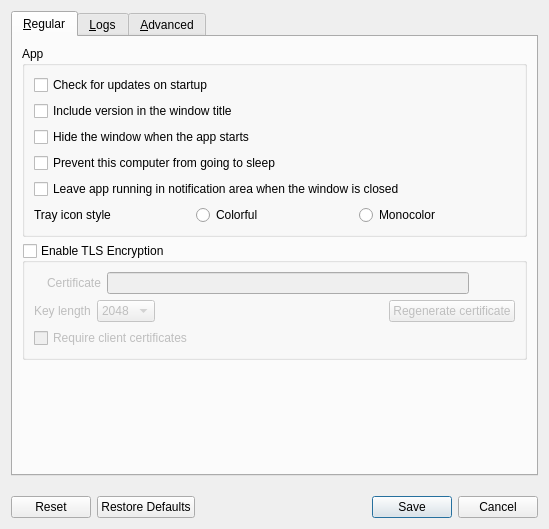
Before: the Qt Designer form src/lib/gui/dialogs/SettingsDialog.ui in deskflow/deskflow, drawn with Qt 5.
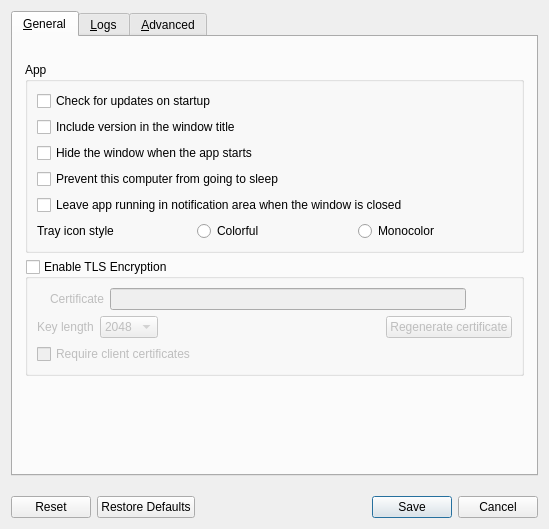
After: the same form once the commit is applied. Icons and pictures are not drawn.

Commit message: refactor: SettingsDialog rename regular tab to general

Diff of the .ui file:
```diff
--- a/src/lib/gui/dialogs/SettingsDialog.ui
+++ b/src/lib/gui/dialogs/SettingsDialog.ui
@@ -30,9 +30,18 @@
        </sizepolicy>
       </property>
       <attribute name="title">
-       <string>&amp;Regular</string>
+       <string>&amp;General</string>
       </attribute>
       <layout class="QVBoxLayout" name="verticalLayout_3">
+       <property name="leftMargin">
+        <number>12</number>
+       </property>
+       <property name="topMargin">
+        <number>25</number>
+       </property>
+       <property name="rightMargin">
+        <number>12</number>
+       </property>
        <item>
         <widget class="QGroupBox" name="groupApp">
          <property name="sizePolicy">
```
Left out of the diff: 2 changed lines with no effect on the pictures. The commit also changes 6 other files.
